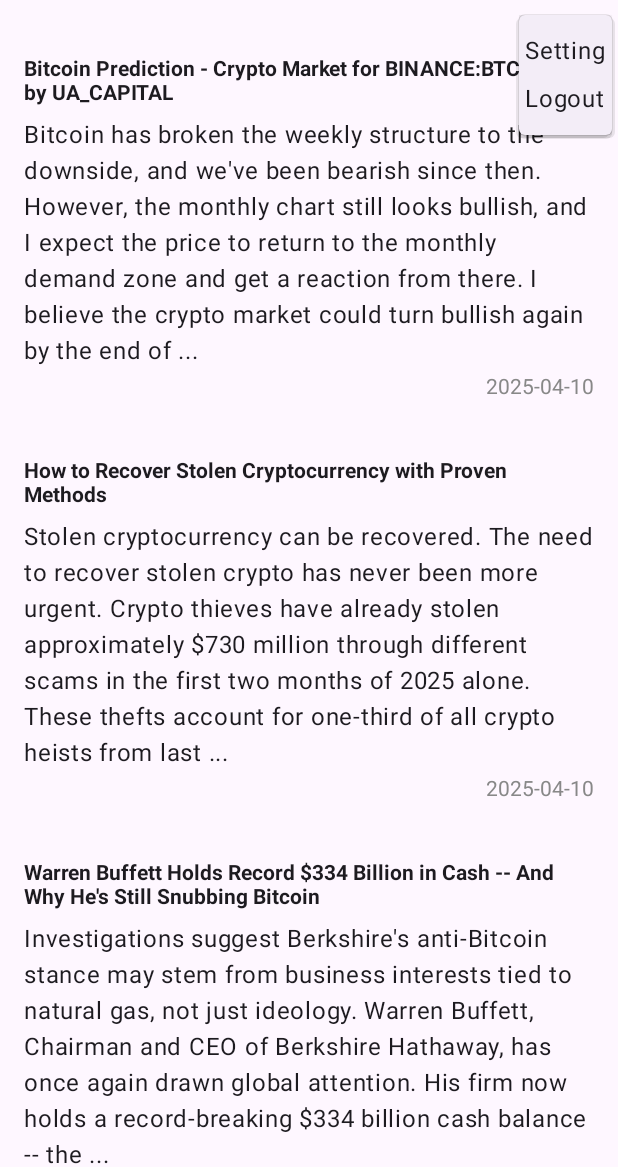
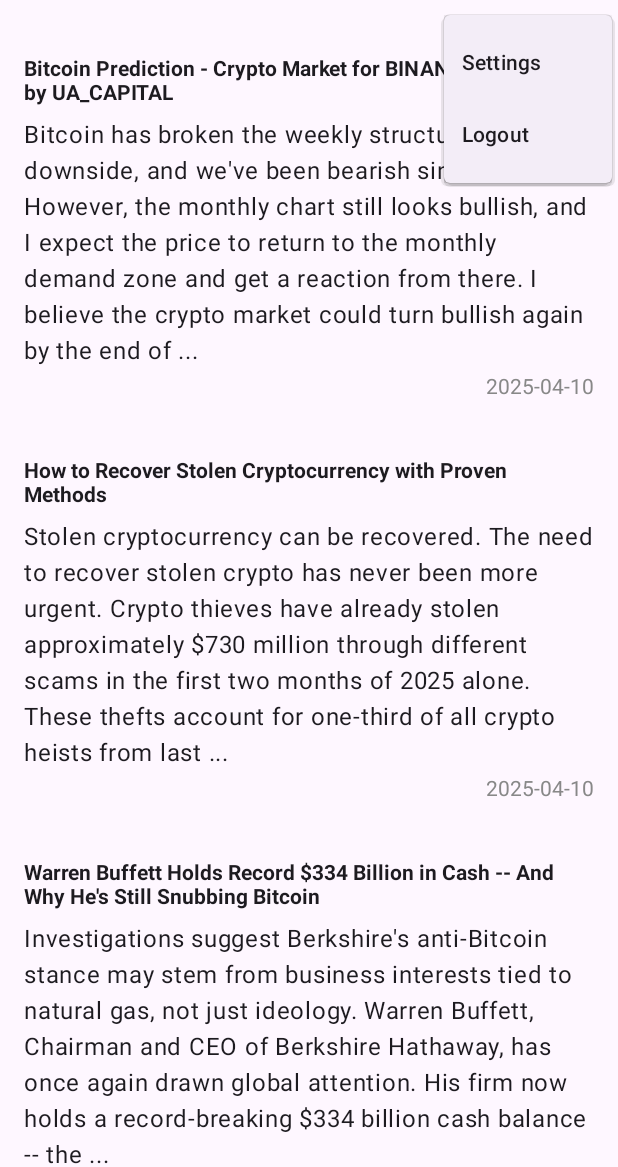
Before and after one commit to abhishekdongle/NewsArticlesApp, an Android app built with Jetpack Compose: the screen it shows after launch (MainActivity), after a tap on "Setting Button", on a phone screen of 412 x 824 dp, the part 69-1236 px from its top. Run offline under Robolectric (Android 15) with nearby library versions, the phone set to English and light mode, and no system bars; pictures from the network do not load.

```diff
--- a/androidApp/src/main/java/com/abhishek/dongle/newsarticlesapp/android/MainActivity.kt
+++ b/androidApp/src/main/java/com/abhishek/dongle/newsarticlesapp/android/MainActivity.kt
@@ -27,7 +27,7 @@ class MainActivity : ComponentActivity() {
                         .padding(WindowInsets.statusBars.asPaddingValues()),
                     color = MaterialTheme.colorScheme.background
                 ) {
-                    ArticlesScreen(articleViewModel = articlesViewModel)
+                    ArticlesScreen(articleViewModel = articlesViewModel, onSettingsClicked = {})
                 }
             }
         }
--- a/androidApp/src/main/java/com/abhishek/dongle/newsarticlesapp/android/screens/ArticlesScreen.kt
+++ b/androidApp/src/main/java/com/abhishek/dongle/newsarticlesapp/android/screens/ArticlesScreen.kt
@@ -14,6 +14,7 @@ import androidx.compose.material.icons.Icons
 import androidx.compose.material.icons.outlined.MoreVert
 import androidx.compose.material3.CircularProgressIndicator
 import androidx.compose.material3.DropdownMenu
+import androidx.compose.material3.DropdownMenuItem
 import androidx.compose.material3.ExperimentalMaterial3Api
 import androidx.compose.material3.Icon
 import androidx.compose.material3.IconButton
@@ -37,11 +38,14 @@ import com.abhishek.dongle.newsarticlesapp.article.Article
 import com.abhishek.dongle.newsarticlesapp.article.ArticlesViewModel
 
 @Composable
-fun ArticlesScreen(articleViewModel: ArticlesViewModel) {
+fun ArticlesScreen(
+    onSettingsClicked: () -> Unit,
+    articleViewModel: ArticlesViewModel
+) {
     val articleState = articleViewModel.articleState.collectAsState()
 
     Column {
-        AppBar()
+        AppBar(onSettingsClicked)
         if (articleState.value.loading)
             Loader()
         if (articleState.value.error != null)
@@ -53,7 +57,7 @@ fun ArticlesScreen(articleViewModel: ArticlesViewModel) {
 
 @OptIn(ExperimentalMaterial3Api::class)
 @Composable
-private fun AppBar() {
+private fun AppBar(onSettingsClicked: () -> Unit) {
     var expanded by remember { mutableStateOf(false) }
 
     TopAppBar(
@@ -69,8 +73,14 @@ private fun AppBar() {
                 expanded = expanded,
                 onDismissRequest = { expanded = false }
             ) {
-                Text(text = "Setting", modifier = Modifier.padding(4.dp))
-                Text(text = "Logout", modifier = Modifier.padding(4.dp))
+                DropdownMenuItem(
+                    text = { Text(text = "Settings") },
+                    onClick = { onSettingsClicked() }
+                )
+                DropdownMenuItem(
+                    text = { Text(text = "Logout") },
+                    onClick = {}
+                )
             }
         }
     )
```
Also changed, not shown: androidApp/src/main/java/com/abhishek/dongle/newsarticlesapp/android/screens/SettingsScreen.kt (+22 -60 lines).
